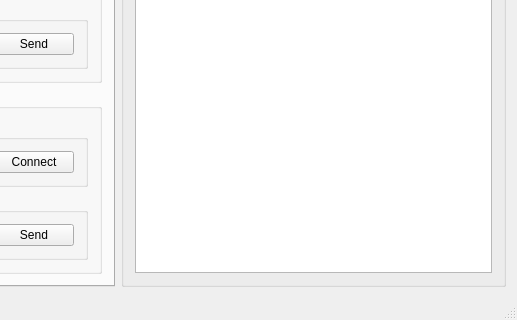
First picture: the form in mainwindow.ui, repository rookiepeng/comm-test, before the edit; both pictures show x 405 to 922 and y 160 to 480 of the 922 by 480 pixel window.
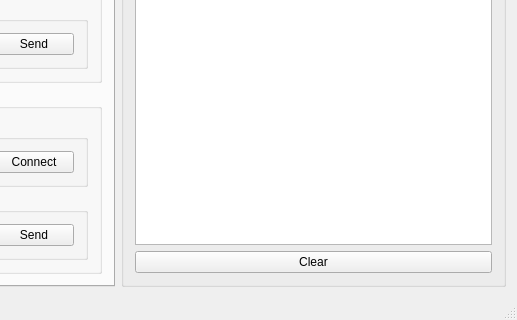
Second picture: the form after the edit. Icons and pictures are not drawn.

Commit message: add clear button

What changed in the file:
```diff
--- a/mainwindow.ui
+++ b/mainwindow.ui
@@ -1127,6 +1127,13 @@
          </property>
         </widget>
        </item>
+       <item>
+        <widget class="QPushButton" name="pushButton_clear">
+         <property name="text">
+          <string>Clear</string>
+         </property>
+        </widget>
+       </item>
       </layout>
      </widget>
     </item>
```
The commit also changes 1 other file.
